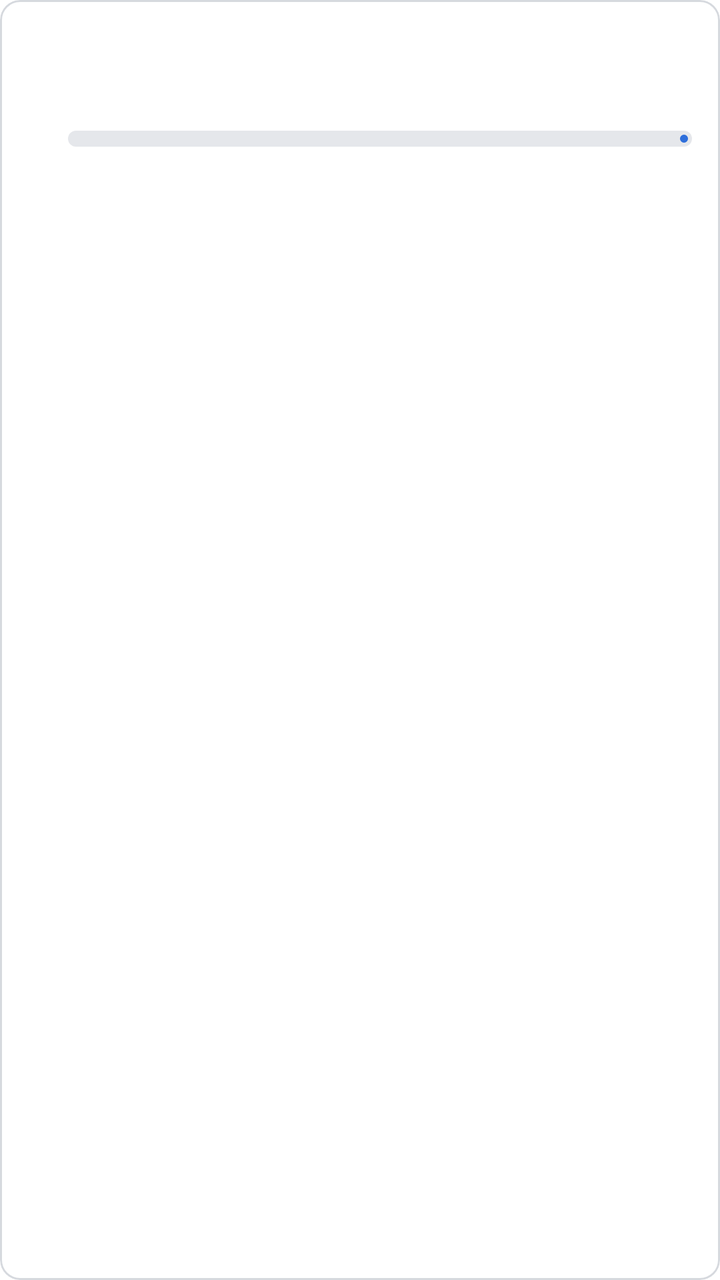
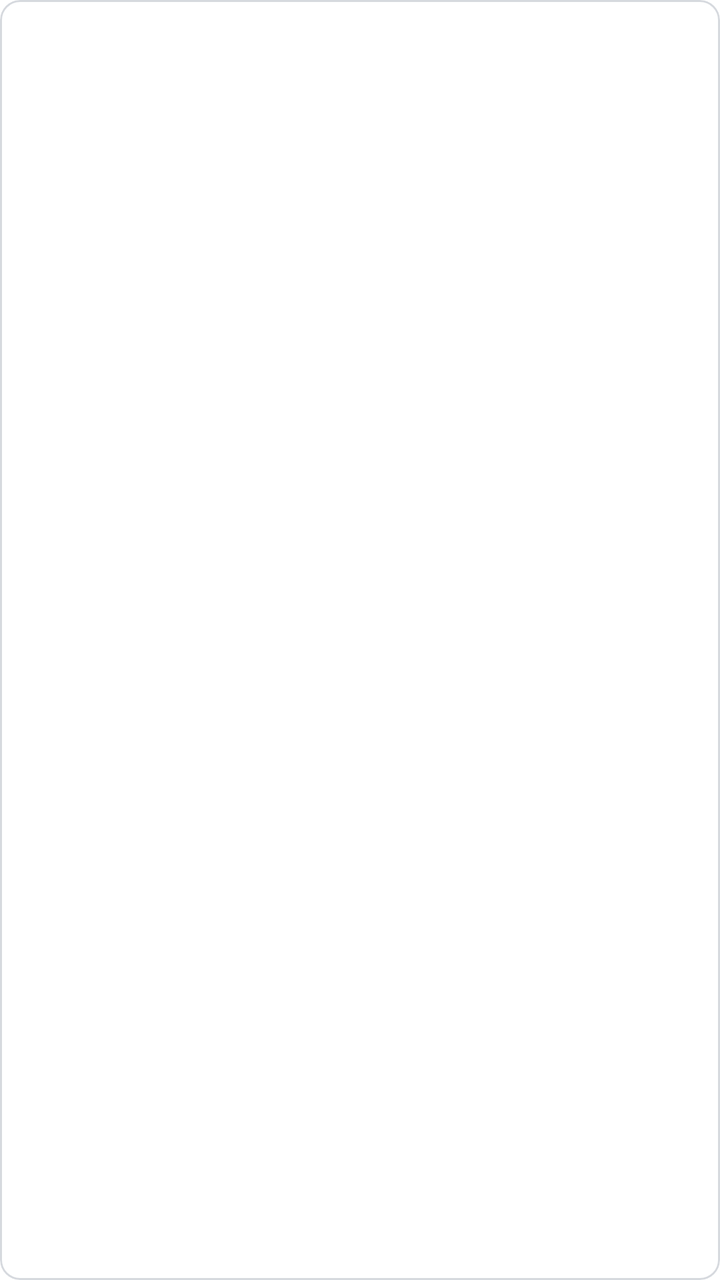

The first picture is an Android layout as it rendered before a commit; the second is the same layout after the commit. The layout source and the unified diff follow.
<!-- AndroidManifest.xml: application theme Theme.InterviewTrainer -->
<!-- res/layout/item_concept.xml -->
<?xml version="1.0" encoding="utf-8"?>
<com.google.android.material.card.MaterialCardView xmlns:android="http://schemas.android.com/apk/res/android"
    xmlns:app="http://schemas.android.com/apk/res-auto"
    style="@style/App.Card"
    android:layout_width="match_parent"
    android:layout_height="wrap_content"
    android:layout_marginBottom="10dp"
    android:clickable="true"
    android:focusable="true">

    <LinearLayout
        android:layout_width="match_parent"
        android:layout_height="wrap_content"
        android:orientation="vertical"
        android:padding="14dp">

        <LinearLayout
            android:layout_width="match_parent"
            android:layout_height="wrap_content"
            android:gravity="center_vertical"
            android:orientation="horizontal">

            <TextView
                android:id="@+id/tvTitle"
                style="@style/App.Text.Title"
                android:layout_width="0dp"
                android:layout_height="wrap_content"
                android:layout_weight="1" />

            <TextView
                android:id="@+id/tvReview"
                style="@style/App.Text.Mut"
                android:layout_width="wrap_content"
                android:layout_height="wrap_content"
                android:paddingStart="10dp"
                android:paddingTop="2dp"
                android:paddingEnd="10dp"
                android:paddingBottom="2dp" />
        </LinearLayout>

        <TextView
            android:id="@+id/tvSummary"
            style="@style/App.Text.Mut"
            android:layout_width="match_parent"
            android:layout_height="wrap_content"
            android:layout_marginTop="2dp" />

        <LinearLayout
            android:layout_width="match_parent"
            android:layout_height="wrap_content"
            android:layout_marginTop="8dp"
            android:gravity="center_vertical"
            android:orientation="horizontal">

            <TextView
                android:id="@+id/tvStars"
                android:layout_width="wrap_content"
                android:layout_height="wrap_content"
                android:textColor="@color/warn"
                android:textSize="13sp" />

            <TextView
                android:id="@+id/tvLevel"
                style="@style/App.Text.Mut"
                android:layout_width="wrap_content"
                android:layout_height="wrap_content"
                android:layout_marginStart="8dp"
                android:layout_marginEnd="12dp" />

            <com.google.android.material.progressindicator.LinearProgressIndicator
                android:id="@+id/progress"
                android:layout_width="0dp"
                android:layout_height="wrap_content"
                android:layout_weight="1"
                android:max="5"
                app:indicatorColor="@color/acc"
                app:trackColor="@color/track"
                app:trackCornerRadius="4dp"
                app:trackThickness="8dp" />
        </LinearLayout>
    </LinearLayout>
</com.google.android.material.card.MaterialCardView>
<!-- resources referenced by this layout -->
<resources>
  <color name="acc">#2F6FDB</color>
  <color name="track">#E5E7EB</color>
  <color name="warn">#C77D00</color>
  <style name="App.Card" parent="Widget.Material3.CardView.Outlined">
          <item name="cardBackgroundColor">@color/white</item>
          <item name="strokeColor">@color/line</item>
          <item name="strokeWidth">1dp</item>
          <item name="cardCornerRadius">10dp</item>
          <item name="cardElevation">0dp</item>
      </style>
  <style name="App.Text.Mut">
          <item name="android:textColor">@color/mut</item>
          <item name="android:textSize">12sp</item>
      </style>
  <style name="App.Text.Title">
          <item name="android:textSize">15sp</item>
          <item name="android:textStyle">bold</item>
      </style>
  <style name="Theme.InterviewTrainer" parent="Base.Theme.InterviewTrainer" />
  <color name="white">#FFFFFFFF</color>
  <color name="line">#D6D9DE</color>
  <color name="mut">#6B7280</color>
  <style name="Base.Theme.InterviewTrainer" parent="Theme.Material3.Light.NoActionBar">
          <item name="colorPrimary">@color/acc</item>
          <item name="colorOnPrimary">@color/white</item>
          <item name="colorPrimaryContainer">@color/accbg</item>
          <item name="colorOnPrimaryContainer">@color/acc</item>
          <item name="colorSecondaryContainer">@color/accbg</item>
          <item name="colorOnSecondaryContainer">@color/acc</item>
          <item name="colorSurface">@color/white</item>
          <item name="colorOnSurface">@color/ink</item>
          <item name="colorOnSurfaceVariant">@color/mut</item>
          <item name="colorOutline">@color/line</item>
          <item name="colorError">@color/bad</item>
          <item name="android:windowBackground">@color/white</item>
      </style>
  <color name="accbg">#E8F0FD</color>
  <color name="ink">#1F2937</color>
  <color name="bad">#D64545</color>
</resources>

<!-- the commit's change to res/layout/item_concept.xml (unified diff, before → after) -->
@@ -45,38 +45,16 @@
             android:layout_height="wrap_content"
             android:layout_marginTop="2dp" />
 
-        <LinearLayout
-            android:layout_width="match_parent"
+        
+        <TextView
+            android:id="@+id/tvStatus"
+            style="@style/App.Text.Mut"
+            android:layout_width="wrap_content"
             android:layout_height="wrap_content"
             android:layout_marginTop="8dp"
-            android:gravity="center_vertical"
-            android:orientation="horizontal">
-
-            <TextView
-                android:id="@+id/tvStars"
-                android:layout_width="wrap_content"
-                android:layout_height="wrap_content"
-                android:textColor="@color/warn"
-                android:textSize="13sp" />
-
-            <TextView
-                android:id="@+id/tvLevel"
-                style="@style/App.Text.Mut"
-                android:layout_width="wrap_content"
-                android:layout_height="wrap_content"
-                android:layout_marginStart="8dp"
-                android:layout_marginEnd="12dp" />
-
-            <com.google.android.material.progressindicator.LinearProgressIndicator
-                android:id="@+id/progress"
-                android:layout_width="0dp"
-                android:layout_height="wrap_content"
-                android:layout_weight="1"
-                android:max="5"
-                app:indicatorColor="@color/acc"
-                app:trackColor="@color/track"
-                app:trackCornerRadius="4dp"
-                app:trackThickness="8dp" />
-        </LinearLayout>
+            android:text="✓ 이수 완료"
+            android:textColor="@color/ok"
+            android:textStyle="bold"
+            android:visibility="gone" />
     </LinearLayout>
 </com.google.android.material.card.MaterialCardView>
<!-- resource entries referenced after the edit -->
@@ -1,8 +1,7 @@
 <!-- resources referenced by this layout -->
 <resources>
+  <color name="ok">#2E8B57</color>
   <color name="acc">#2F6FDB</color>
-  <color name="track">#E5E7EB</color>
-  <color name="warn">#C77D00</color>
   <style name="App.Card" parent="Widget.Material3.CardView.Outlined">
           <item name="cardBackgroundColor">@color/white</item>
           <item name="strokeColor">@color/line</item>
